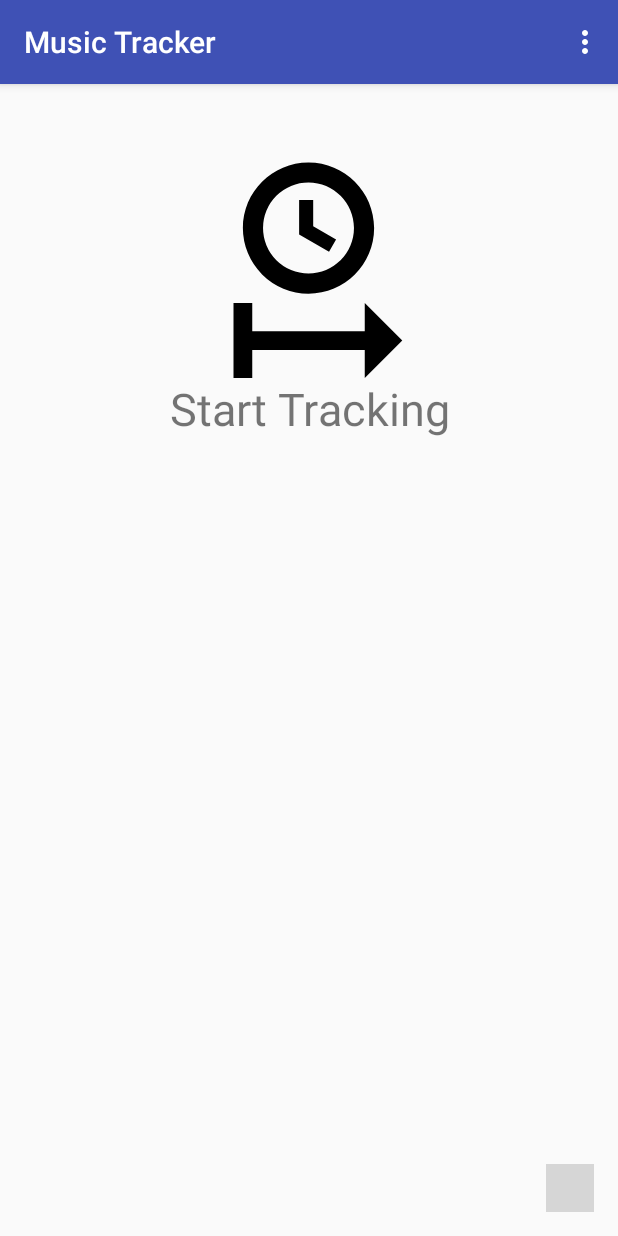
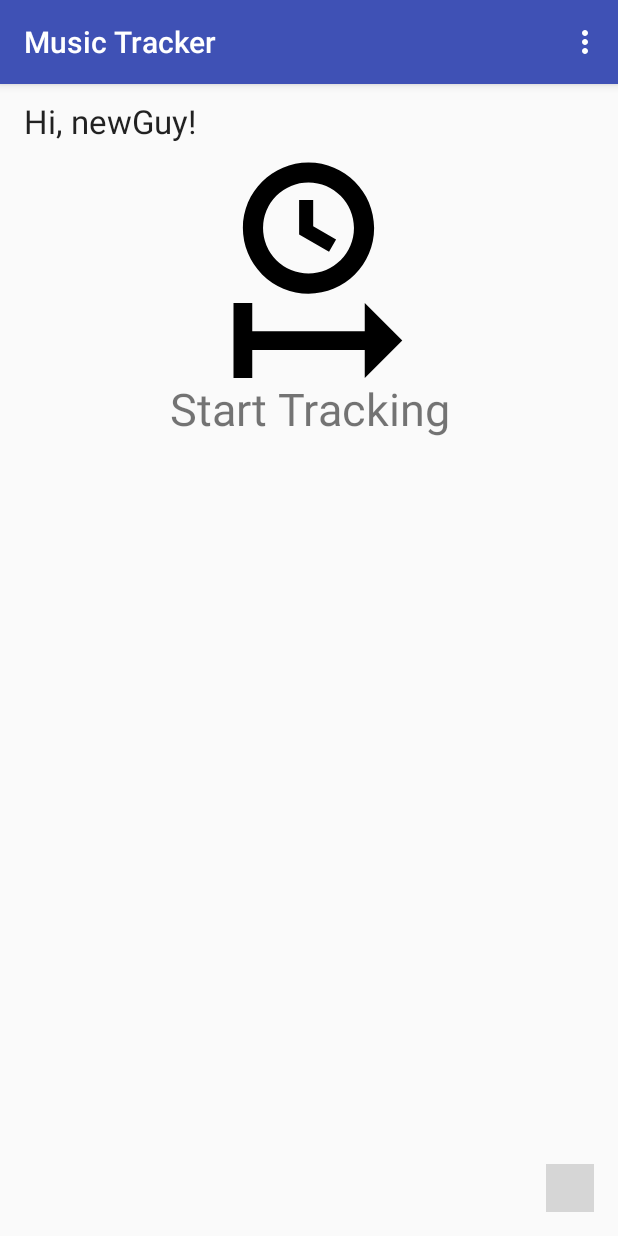
Before and after one commit to Leepee/BackgroundTrial, an Android app: the MainActivity screen opened directly, with no data from a screen before it, on a phone screen of 412 x 824 dp. Run offline under Robolectric (Android 15) with nearby library versions, the phone set to English and light mode, and no system bars; libraries missing offline, so code that uses them is left out: com.creativityapps.gmailbackgroundlibrary, io.github.yavski.fabspeeddial, javax.mail; plain views replace FabSpeedDial; 2 statements that could not run were skipped; grey boxes are pictures that could not be loaded.

Commit message:
Got the user details page working

```diff
--- a/app/build.gradle
+++ b/app/build.gradle
@@ -31,9 +31,9 @@ dependencies {
     compile 'io.github.yavski:fab-speed-dial:1.0.3'
     compile 'com.redbooth:WelcomeCoordinator:1.0.1'
     compile 'com.jakewharton:butterknife:7.0.1'
+    compile 'com.github.HeinrichReimer:material-singleinputform:2.1.0'
 }
 
 repositories {
-    // ...
     maven { url "https://jitpack.io" }
 }
--- a/app/src/main/AndroidManifest.xml
+++ b/app/src/main/AndroidManifest.xml
@@ -43,7 +43,8 @@
             android:name=".welcomeWizard"
             android:label="@string/title_activity_welcome_wizard"
             android:theme="@style/AppTheme" />
-        <activity android:name=".userDetailsActivity"></activity>
+        <activity android:name=".userDetailsActivity" />
+        <activity android:name=".questionnaire"></activity>
     </application>
 
 </manifest>
--- a/app/src/main/java/me/leedavison/backgroundtrial/MainActivity.java
+++ b/app/src/main/java/me/leedavison/backgroundtrial/MainActivity.java
@@ -10,6 +10,7 @@ import android.content.Context;
 import android.content.ContextWrapper;
 import android.content.DialogInterface;
 import android.content.Intent;
+import android.content.SharedPreferences;
 import android.graphics.Color;
 import android.media.AudioManager;
 import android.os.Build;
@@ -42,6 +43,7 @@ import java.io.File;
 import java.io.FileOutputStream;
 import java.text.SimpleDateFormat;
 import java.util.Date;
+import java.util.StringTokenizer;
 
 import javax.mail.MessagingException;
 
@@ -55,19 +57,63 @@ public class MainActivity extends AppCompatActivity {
     String feedbackText = "No feedback!";
     public boolean firstStart = true;
 
+    private static final String DATA_KEY_NAME = "name";
+    private static final String DATA_KEY_EMAIL = "email";
+    private static final String DATA_KEY_AGE = "age";
+    private static final String DATA_KEY_SCHOOL = "school";
+    String userName;
+    String userEmail;
+    String userAge;
+    String userSchool;
+
+    TextView welcomeText;
+
+    String userShortName[];
+
+    public static Context appContext;
+
+    public static Context getContext() {
+        return appContext;
+    }
+
     @Override
     public void onCreate(Bundle savedInstanceState) {
         super.onCreate(savedInstanceState);
         setContentView(R.layout.activity_main);
 
-        if (firstStart){
 
-            Intent myIntent = new Intent(MainActivity.this, welcomeWizard.class);
+        appContext = getApplicationContext();
+
+        SharedPreferences prefs = this.getSharedPreferences(
+                "me.leedavison.backgroundtrial", Context.MODE_PRIVATE);
+
+        userName = prefs.getString(DATA_KEY_NAME, "newGuy");
+        userEmail = prefs.getString(DATA_KEY_EMAIL, null);
+        userAge = prefs.getString(DATA_KEY_AGE, null);
+        userSchool = prefs.getString(DATA_KEY_SCHOOL, null);
+
+        Toast.makeText(MainActivity.this, userName + userEmail + userAge + userSchool, Toast.LENGTH_SHORT).show();
+
+
+        userShortName = userName != null ? userName.split(" ") : new String[0];
+
+
+        if (!userDetailsExist()) {
+
+            firstStart = false;
+
+            Intent myIntent = new Intent(MainActivity.this, questionnaire.class);
             MainActivity.this.startActivity(myIntent);
-
         }
 
+
+        welcomeText = (TextView) findViewById(R.id.welcome_message);
+
+        welcomeText.setText("Hi, " + userShortName[0] + "!");
+
+
         ImageButton startserviceButton = (ImageButton) findViewById(R.id.Button1);
+        if (startserviceButton != null) {
             startserviceButton.setOnClickListener(new View.OnClickListener() {
                 @Override
                 public void onClick(View v) {
@@ -80,10 +126,14 @@ public class MainActivity extends AppCompatActivity {
                 }
             });
         }
+    }
 
     @Override
     protected void onResume() {
         super.onResume();
+
+        welcomeText.setText("Hi, " + userShortName[0] + "!");
+
         stopService(new Intent(MainActivity.this,
                 BackgroundService.class));
         if (isService) {
@@ -98,6 +148,7 @@ public class MainActivity extends AppCompatActivity {
 
 
         FabSpeedDial fabSpeedDial = (FabSpeedDial) findViewById(R.id.fab_speed_dial);
+        if (fabSpeedDial != null) {
             fabSpeedDial.setMenuListener(new SimpleMenuListenerAdapter() {
                 @Override
                 public boolean onPrepareMenu(NavigationMenu navigationMenu) {
@@ -149,9 +200,9 @@ public class MainActivity extends AppCompatActivity {
                                         @Override
                                         public void onClick(DialogInterface dialog, int which) {
 
-                                        if (password.equals(String.valueOf(passwordText.getText()))){
+                                            if (password.equals(String.valueOf(passwordText.getText()))) {
                                                 resetFile();
-                                        }else{
+                                            } else {
                                                 Toast.makeText(MainActivity.this, "Incorrect password!", Toast.LENGTH_SHORT).show();
                                             }
                                         }
@@ -162,7 +213,6 @@ public class MainActivity extends AppCompatActivity {
                                 }
                             }).show();
 
-                        resetFile();
                             return true;
                         default:
                             return true;
@@ -170,8 +220,9 @@ public class MainActivity extends AppCompatActivity {
                 }
             });
         }
+    }
 
-    private void sendEmail(String feedback){
+    private void sendEmail(String feedback) {
 
         ContextWrapper c = new ContextWrapper(getApplicationContext());
 
@@ -201,18 +252,29 @@ public class MainActivity extends AppCompatActivity {
 
     }
 
-    public void resetFile(){
+    public boolean userDetailsExist() {
+
+        SharedPreferences prefs = this.getSharedPreferences(
+                "me.leedavison.backgroundtrial", Context.MODE_PRIVATE);
+        if (prefs.contains(DATA_KEY_NAME)) {
+            return true;
+        }
+        return false;
+    }
+
+
+    public void resetFile() {
 
         String fileName = "Headphone_Log.csv";
         SimpleDateFormat sdf = new SimpleDateFormat("dd/MM/yyyy hh:mm:ss");
         String time = sdf.format(new Date());
-        String entry = "Time , Volume level" + "\n" + time + " , Start of log " + "\n" ;
+        String entry = "Time , Volume level" + "\n" + time + " , Start of log " + "\n";
 
         try {
             FileOutputStream out = openFileOutput(fileName, MODE_PRIVATE);
             out.write(entry.getBytes());
             out.close();
-        }catch (Exception e){
+        } catch (Exception e) {
             e.printStackTrace();
         }
     }
--- a/app/src/main/res/layout/activity_main.xml
+++ b/app/src/main/res/layout/activity_main.xml
@@ -7,6 +7,7 @@
     android:layout_height="match_parent"
     android:fitsSystemWindows="true"
     tools:context=".MainActivity">
+
 
     <android.support.design.widget.AppBarLayout
         android:layout_height="wrap_content"
@@ -19,20 +20,25 @@
             android:background="?attr/colorPrimary"
             app:popupTheme="@style/AppTheme.PopupOverlay" />
 
+
     </android.support.design.widget.AppBarLayout>
-
     <include layout="@layout/content_main" />
 
-    <!--<android.support.design.widget.FloatingActionButton android:id="@+id/fab"-->
-        <!--android:layout_width="wrap_content" android:layout_height="wrap_content"-->
-        <!--android:layout_gravity="bottom|end" android:layout_margin="@dimen/fab_margin"-->
-        <!--android:src="@android:drawable/ic_dialog_email" />-->
 
     <FrameLayout xmlns:android="http://schemas.android.com/apk/res/android"
         xmlns:app="http://schemas.android.com/apk/res-auto"
         android:layout_width="match_parent"
         android:layout_height="match_parent"
         android:padding="16dp">
+
+        <TextView
+            android:id="@+id/welcome_message"
+            android:paddingTop="50dp"
+            android:layout_width="wrap_content"
+            android:layout_height="wrap_content"
+            android:textAppearance="?android:attr/textAppearanceLarge"
+            android:text="Hi!"
+            android:layout_gravity="left|top" />
 
         <io.github.yavski.fabspeeddial.FabSpeedDial
             android:id="@+id/fab_speed_dial"
@@ -44,7 +50,6 @@
             app:miniFabBackgroundTint="@android:color/white"
             app:miniFabDrawableTint="?attr/colorPrimaryDark"
             app:miniFabTitleTextColor="?attr/colorPrimaryDark" />
-        <!--app:fabDrawable="@drawable/ic_mail_outline_white_24px"-->
 
     </FrameLayout>
 
```
Also changed, not shown: app/src/main/java/me/leedavison/backgroundtrial/questionnaire.java (added, +112 -0 lines), app/src/main/res/values/strings.xml (+14 -0 lines), app/src/main/res/values/styles.xml (+21 -0 lines), 1 other file. Lines whose indentation alone changed are shown as unchanged.
